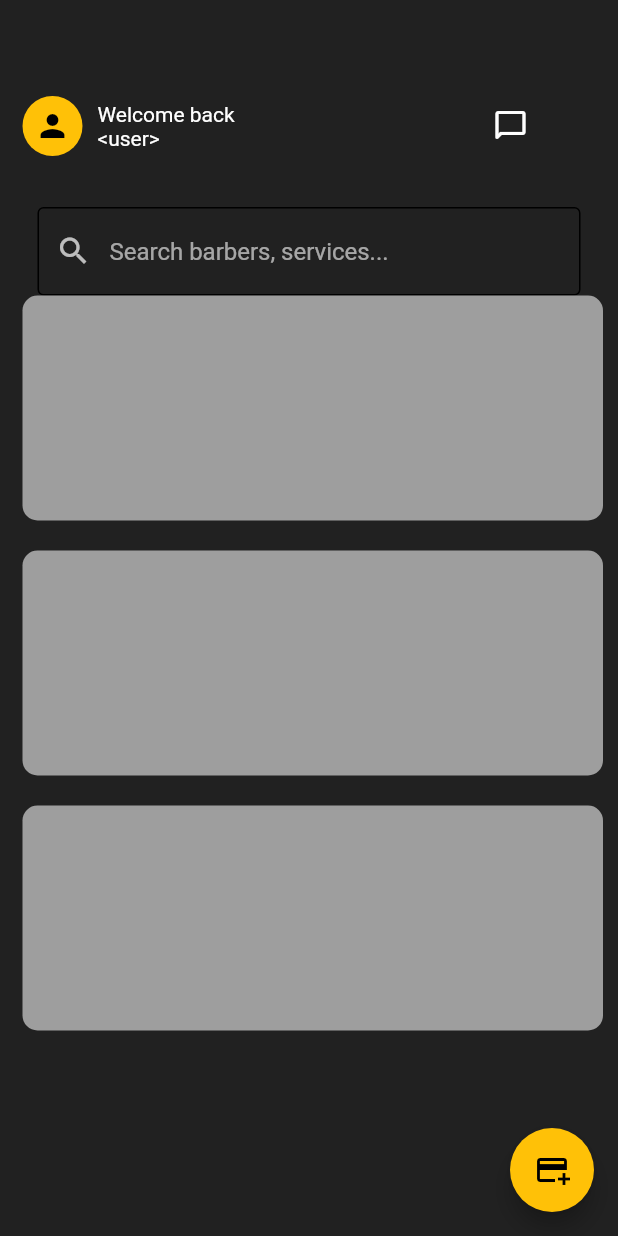
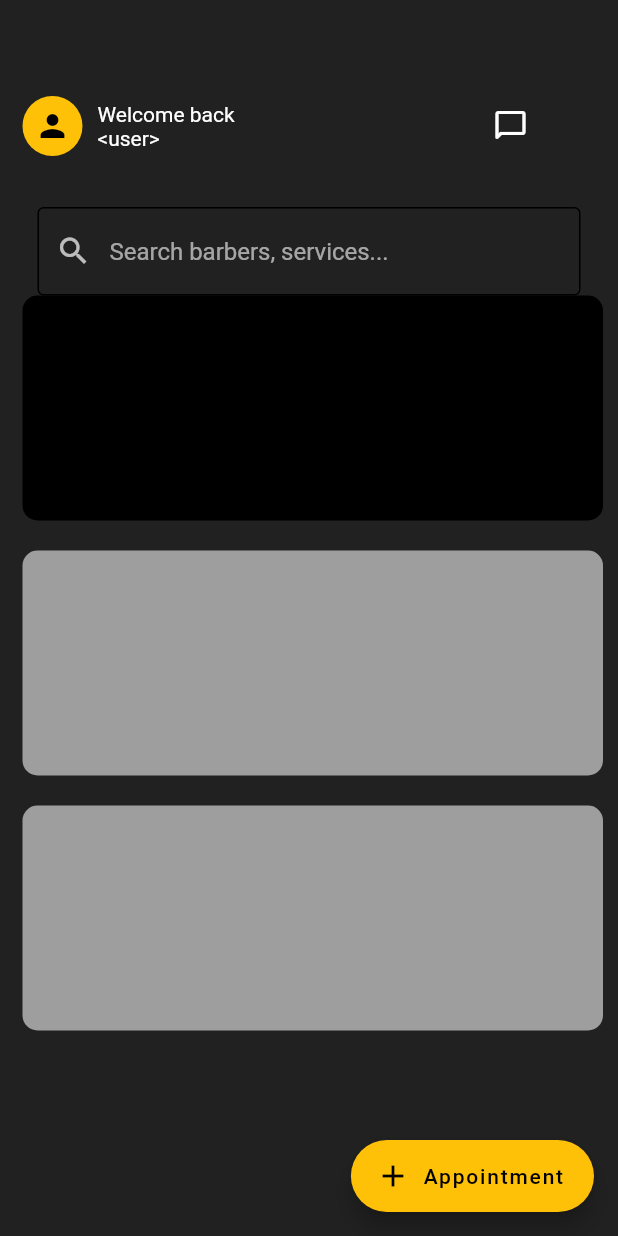
Before and after one commit to alephmanuel/CutzClubApp, a Flutter app: the HomePage screen opened directly, on a phone screen of 412 x 824 dp. Run offline on Flutter 3.47's test engine with Material 2 defaults, Android fonts, the light colour scheme and no system bars; our stand-ins replace firebase_core; missing offline and left inert: dart:ffi; accounts and stored records are empty.

Commit message:
FAB Update: Wider button

```diff
--- a/flutter_demo/lib/Pages/Home.dart
+++ b/flutter_demo/lib/Pages/Home.dart
@@ -46,10 +46,11 @@ class _HomePageState extends State<HomePage> {
           ],
         )),
 
-        // FLOATING ACTION BUTTON
-        floatingActionButton: FloatingActionButton(
+        // FLOATING ACTION BUTTON (extended)
+        floatingActionButton: FloatingActionButton.extended(
           backgroundColor: Colors.amber,
-          child: Icon(Icons.add_card),
+          label: Text("Appointment"),
+          icon: Icon(Icons.add),
           onPressed: () {
             Navigator.push(
                 context,
@@ -58,6 +59,7 @@ class _HomePageState extends State<HomePage> {
                 ));
           },
         ),
+
         body: Column(children: [
           Padding(
               padding: const EdgeInsets.only(top: 60.0),
@@ -124,6 +126,12 @@ class _HomePageState extends State<HomePage> {
             ),
           ),
 
+          //TODO:
+          /* Container of active appointment
+          Container of hairstyles
+          Container of services
+          Container of biography */
+
           // Fill in the space left with more content
           /* Section tiles to navigate */
           Expanded(
@@ -133,7 +141,7 @@ class _HomePageState extends State<HomePage> {
               child: Container(
                 decoration: BoxDecoration(
                     borderRadius: BorderRadius.circular(10.0),
-                    color: Colors.grey),
+                    color: Colors.black),
                 width: 200.0,
                 height: 150.0,
               ),
```
Also changed, not shown: 1 other file.
